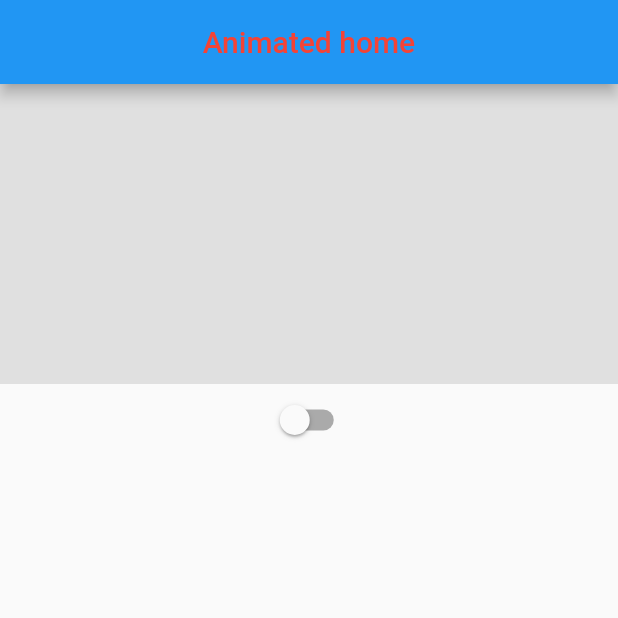
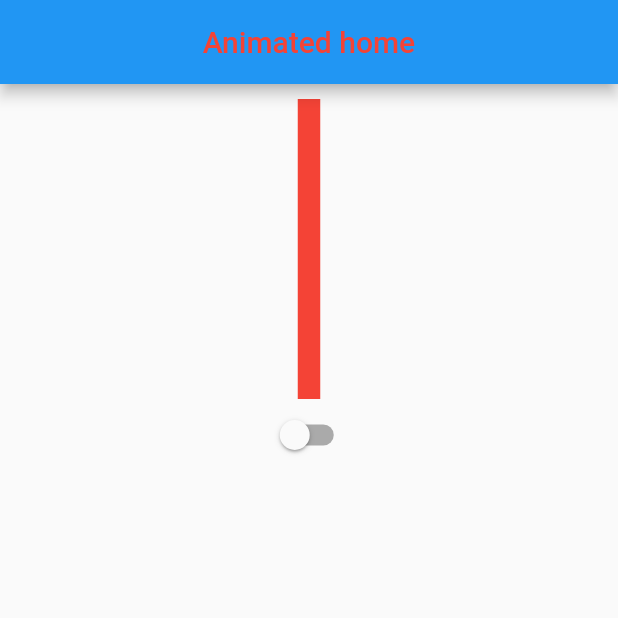
Before and after one commit to YanaLugina/animated-with-provider, a Flutter app: the screen it shows after launch, on a phone screen of 412 x 824 dp, the top half of it. Run offline on Flutter 3.47's test engine with Material 2 defaults, Android fonts, the phone set to English and light mode, and no system bars.

Commit message:
animatedContainer: added animate         изменено:      lib/main.dart

```diff
--- a/lib/main.dart
+++ b/lib/main.dart
@@ -46,17 +46,15 @@ class MyColorProvider extends ChangeNotifier {
     notifyListeners();
   }
 
-  bool switchChange() {
+  void switchChange() {
     if (_switchState) {
       _color = Colors.orange;
       _switchState = false;
       notifyListeners();
-      return false;
     } else {
       _color = Colors.green;
       _switchState = true;
       notifyListeners();
-      return true;
     }
   }
 }
@@ -76,16 +74,26 @@ class MyColorPage extends StatelessWidget {
         centerTitle: true,
       ),
       body: Center(
-        child: ListView(
-          scrollDirection: Axis.vertical,
+        child: Column(
+          mainAxisSize: MainAxisSize.max,
+
           children: <Widget>[
-            Container(
-              height: 200.0,
-              width: 200.0,
-              color: Colors.grey[300],
+            SizedBox(
+              height: 10.0,
+            ),
+            AnimatedContainer(
+              height: _state.switchState ? 100.0 : 200.0,
+              width: _state.switchState ? 350.0 : 15.0,
+              padding: EdgeInsets.all(10.0),
+              alignment: _state.switchState
+                  ? Alignment.center
+                  : AlignmentDirectional.bottomEnd,
+              duration: const Duration(seconds: 2),
+              curve: Curves.fastOutSlowIn,
+              color: _state.colorValue,
             ),
             Switch(
-                value: _state._switchState,
+                value: _state.switchState,
                 onChanged: (_) => _state.switchChange()
             )
           ],
```
Also changed, not shown: 1 other file.
